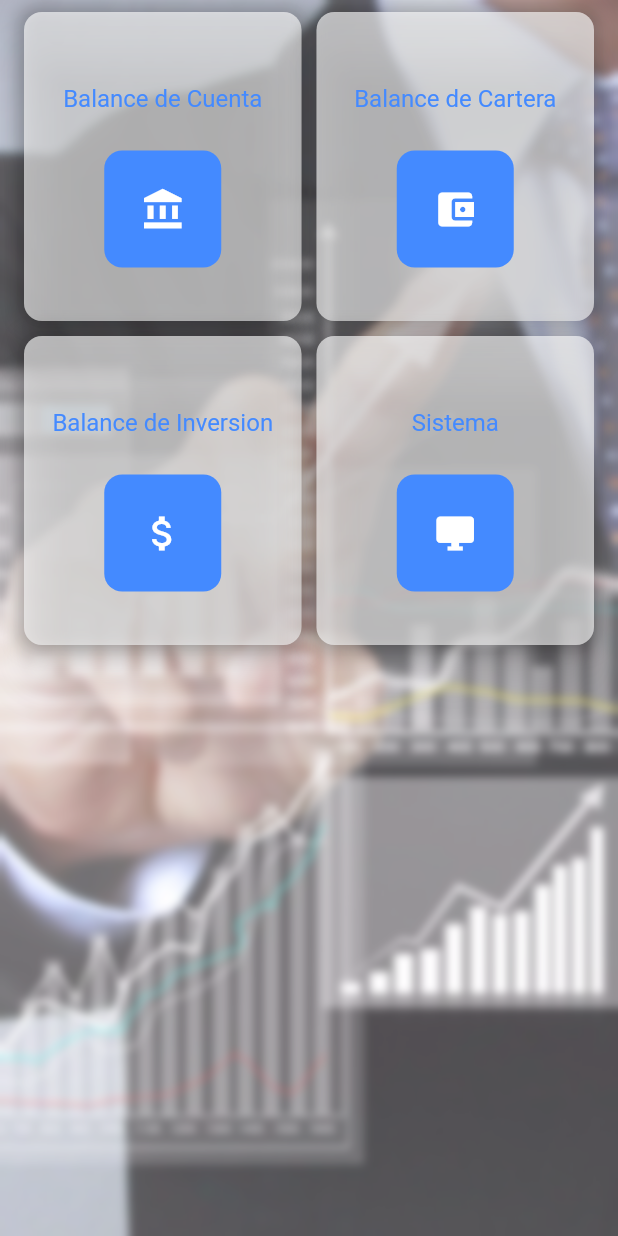
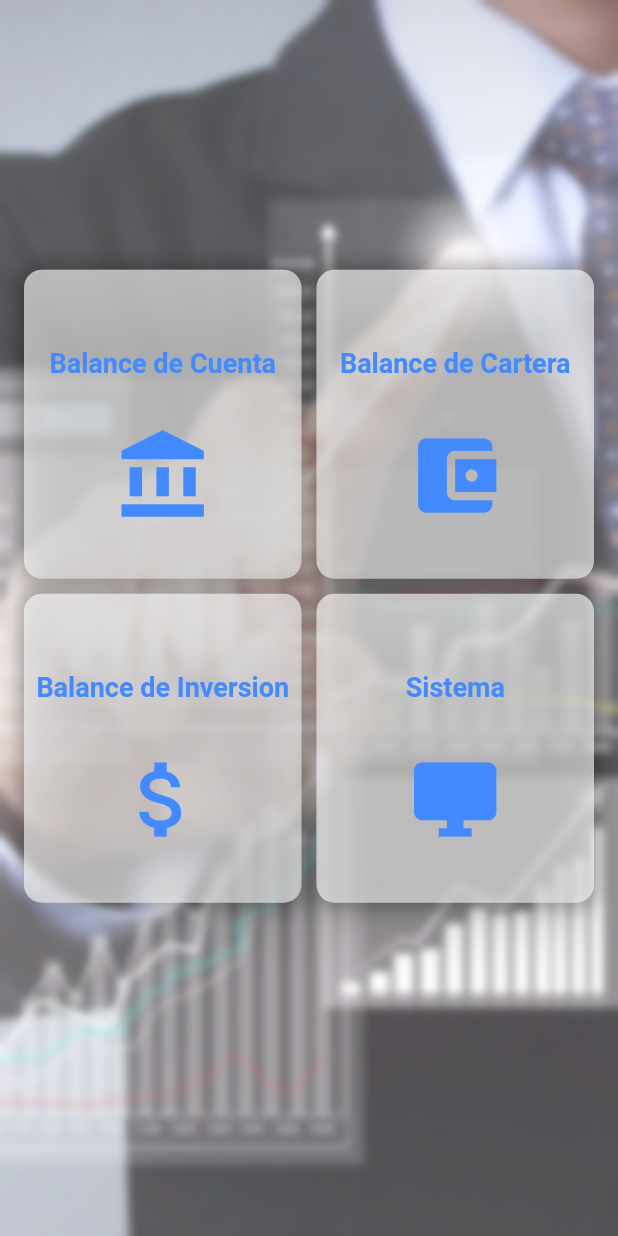
Before and after one commit to RonaldVega14/HomeDesignSGB, a Flutter app: the screen it shows after launch, on a phone screen of 412 x 824 dp. Run offline on Flutter 3.47's test engine with Material 2 defaults, Android fonts, the phone set to English and light mode, and no system bars.

Commit message:
Grid layout position modification

```diff
--- a/home_desing/lib/main.dart
+++ b/home_desing/lib/main.dart
@@ -7,7 +7,6 @@ class MyApp extends StatelessWidget {
   @override
   Widget build(BuildContext context) {
     return MaterialApp(
-      debugShowCheckedModeBanner: false,
       title: 'Pagina de Inicio',
       theme: ThemeData(
 
--- a/home_desing/lib/pages/dashboard.dart
+++ b/home_desing/lib/pages/dashboard.dart
@@ -8,6 +8,7 @@ class Dashboard extends StatefulWidget {
     }
 
   class _DashboardState extends State<Dashboard> with TickerProviderStateMixin{
+
 
 //Shadow of containers
   BoxDecoration _buildShadowAndRoundedCorners(){
@@ -47,13 +48,14 @@ class Dashboard extends StatefulWidget {
     }
 //Construye el texto
     Widget _buildText(String title){
-      return
-      Center(
+      return Center(
         child: Text(
           title,
           style:TextStyle(
           color: Colors.blueAccent,
-          fontSize: 16.0,
+          fontSize: 18.0,
+          fontFamily: 'Roboto',
+          fontWeight: FontWeight.w800,
           ),
         ),
       );
@@ -61,19 +63,12 @@ class Dashboard extends StatefulWidget {
 
     Widget _buildIcon(IconData icon, Color color){
       return Padding(
-        padding: const EdgeInsets.only(bottom: 12.0),
-        child: Material(
-        color: color,
-        borderRadius: BorderRadius.circular(12.0),
-        child: Padding(
-          padding: const EdgeInsets.all(24.0),
+          padding: const EdgeInsets.all(8.0),
           child: Icon(
             icon,
-            color: Colors.white,
-            size: 30.0,
+            color: Colors.blueAccent,
+            size: MediaQuery.of(context).size.height*0.08,
             ),
-          ),
-        ),
       );
     }
 
@@ -92,18 +87,19 @@ class Dashboard extends StatefulWidget {
 
     Widget _buildContent(){
       return StaggeredGridView.count(
-
         crossAxisCount: 2,
         crossAxisSpacing: 10.0,
         mainAxisSpacing: 10.0,
-        padding: const EdgeInsets.symmetric(vertical: 8.0, horizontal:16.0),
+        padding: const EdgeInsets.symmetric(vertical: 5.0, horizontal:16.0),
         children: <Widget>[
+          Container(color: Colors.transparent),
           myItems(Icons.account_balance, 'Balance de Cuenta', Colors.blueAccent),
           myItems(Icons.account_balance_wallet, 'Balance de Cartera', Colors.blueAccent),
           myItems(Icons.attach_money, 'Balance de Inversion', Colors.blueAccent),
           myItems(Icons.desktop_windows, 'Sistema', Colors.blueAccent),
         ],
         staggeredTiles: [
+          StaggeredTile.extent(2, MediaQuery.of(context).size.height*0.20),
           StaggeredTile.extent(1, MediaQuery.of(context).size.height*0.25),
           StaggeredTile.extent(1, MediaQuery.of(context).size.height*0.25),
           StaggeredTile.extent(1, MediaQuery.of(context).size.height*0.25),
--- a/home_desing/pubspec.yaml
+++ b/home_desing/pubspec.yaml
@@ -64,6 +64,9 @@ flutter:
         - asset: assets/fonts/Roboto-Regular.ttf
         - asset: assets/fonts/Roboto-Italic.ttf
           style: italic
+
+        - asset: assets/fonts/Roboto-Bold.ttf
+          weight: 600
   #   - family: Trajan Pro
   #     fonts:
   #       - asset: fonts/TrajanPro.ttf
```
